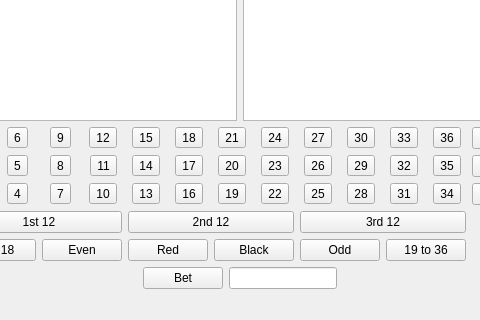
Before: the Qt Designer form GUI/RouletteTest.ui in B1rtek/Casino, drawn with Qt 5; both pictures show x 160 to 640 and y 280 to 600 of the 800 by 600 pixel window.
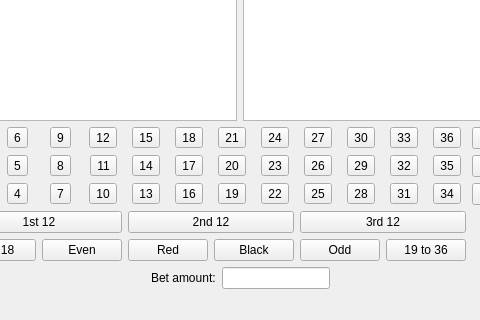
After: the same form once the commit is applied.

Commit message: Fixed some mistakes in IDs of the objects in the RouletteUI

Diff of the .ui file:
```diff
--- a/GUI/RouletteTest.ui
+++ b/GUI/RouletteTest.ui
@@ -459,9 +459,9 @@
       <item>
        <layout class="QHBoxLayout" name="horizontalLayout_2">
         <item>
-         <widget class="QPushButton" name="betButton">
+         <widget class="QLabel" name="label_3">
           <property name="text">
-           <string>Bet</string>
+           <string>Bet amount:</string>
           </property>
          </widget>
         </item>
```
Left out of the diff: 2 changed lines with no effect on the pictures. The commit also changes 1 other file.
